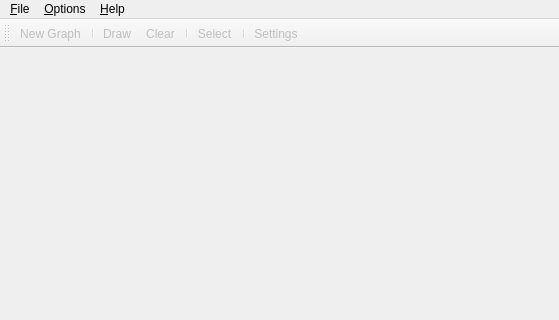
Before: the Qt Designer form ui/mainwindow.ui in romeoxbm/depgraphv, drawn with Qt 5; both pictures show x 0 to 559 and y 0 to 320 of the 559 by 737 pixel window.
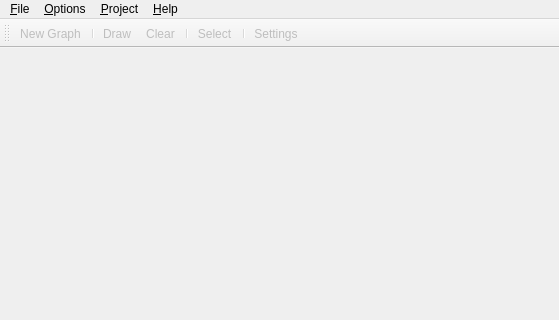
After: the same form once the commit is applied. Icons and pictures are not drawn. Custom widgets are drawn as their Qt base class.

Commit message: - Added Project menu in MainWindow ui; - Changed/Added some shortcuts in MainWindow ui; - Modified slots in MainWindow ui;

What changed in the file:
```diff
--- a/ui/mainwindow.ui
+++ b/ui/mainwindow.ui
@@ -52,7 +52,7 @@
      <x>0</x>
      <y>0</y>
      <width>559</width>
-     <height>29</height>
+     <height>27</height>
     </rect>
    </property>
    <widget class="QMenu" name="menu_File">
@@ -106,8 +106,26 @@
     <addaction name="separator"/>
     <addaction name="actionRestore"/>
    </widget>
+   <widget class="QMenu" name="menuProject">
+    <property name="enabled">
+     <bool>true</bool>
+    </property>
+    <property name="title">
+     <string>&amp;Project</string>
+    </property>
+    <widget class="QMenu" name="menuCurrent_Graph">
+     <property name="title">
+      <string>Current Graph</string>
+     </property>
+     <addaction name="actionSave_as_dot"/>
+     <addaction name="actionSave_as_Image"/>
+    </widget>
+    <addaction name="actionNew_Graph"/>
+    <addaction name="menuCurrent_Graph"/>
+   </widget>
    <addaction name="menu_File"/>
    <addaction name="menuOptions"/>
+   <addaction name="menuProject"/>
    <addaction name="menu_Help"/>
   </widget>
   <widget class="QStatusBar" name="statusBar"/>
```
Left out of the diff: 92 changed lines with no effect on the pictures.
